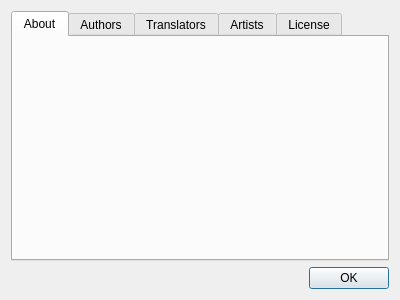
First picture: the form in src/gbirthday/ui/aboutdialog.ui, repository lafrech/qbirthday, before the edit.
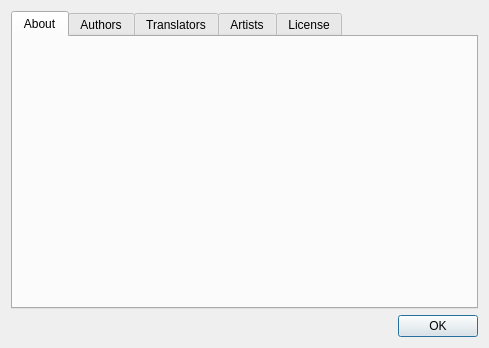
Second picture: the form after the edit.

Commit message: Rework About dialog

```diff
--- a/src/gbirthday/ui/aboutdialog.ui
+++ b/src/gbirthday/ui/aboutdialog.ui
@@ -6,8 +6,8 @@
    <rect>
     <x>0</x>
     <y>0</y>
-    <width>400</width>
-    <height>300</height>
+    <width>489</width>
+    <height>348</height>
    </rect>
   </property>
   <property name="windowTitle">
```
The commit also changes 2 other files.
